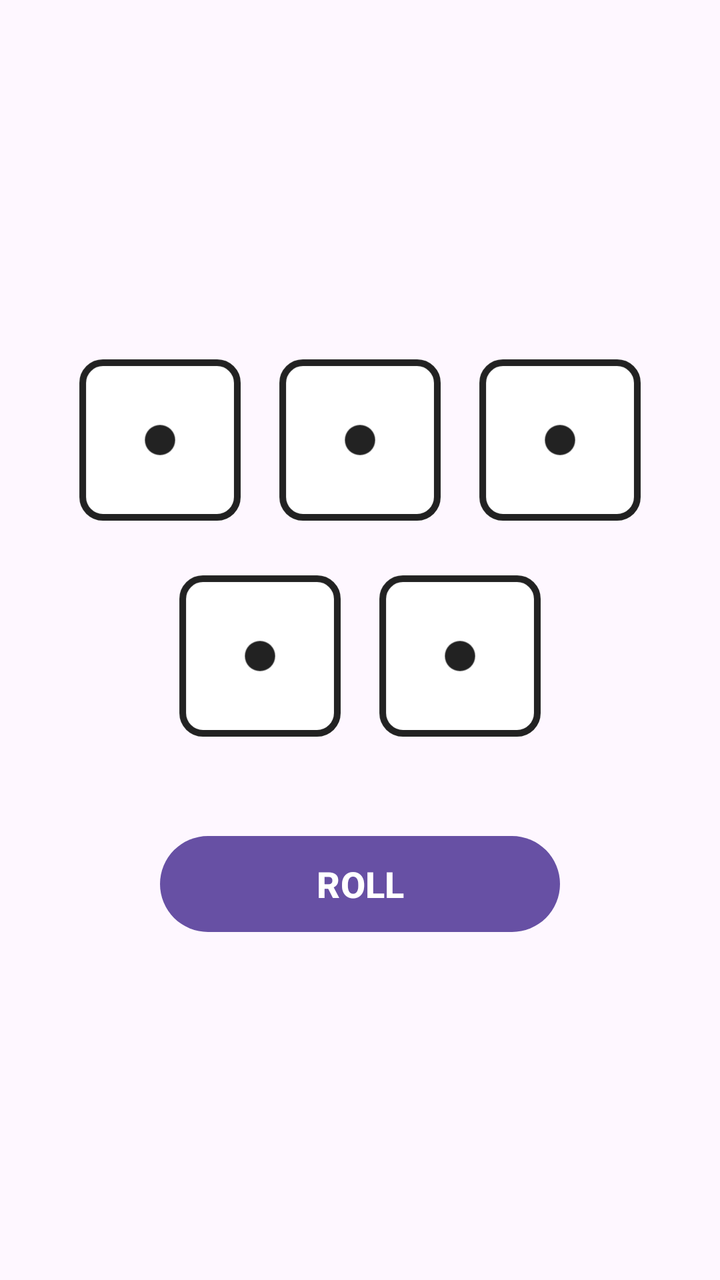
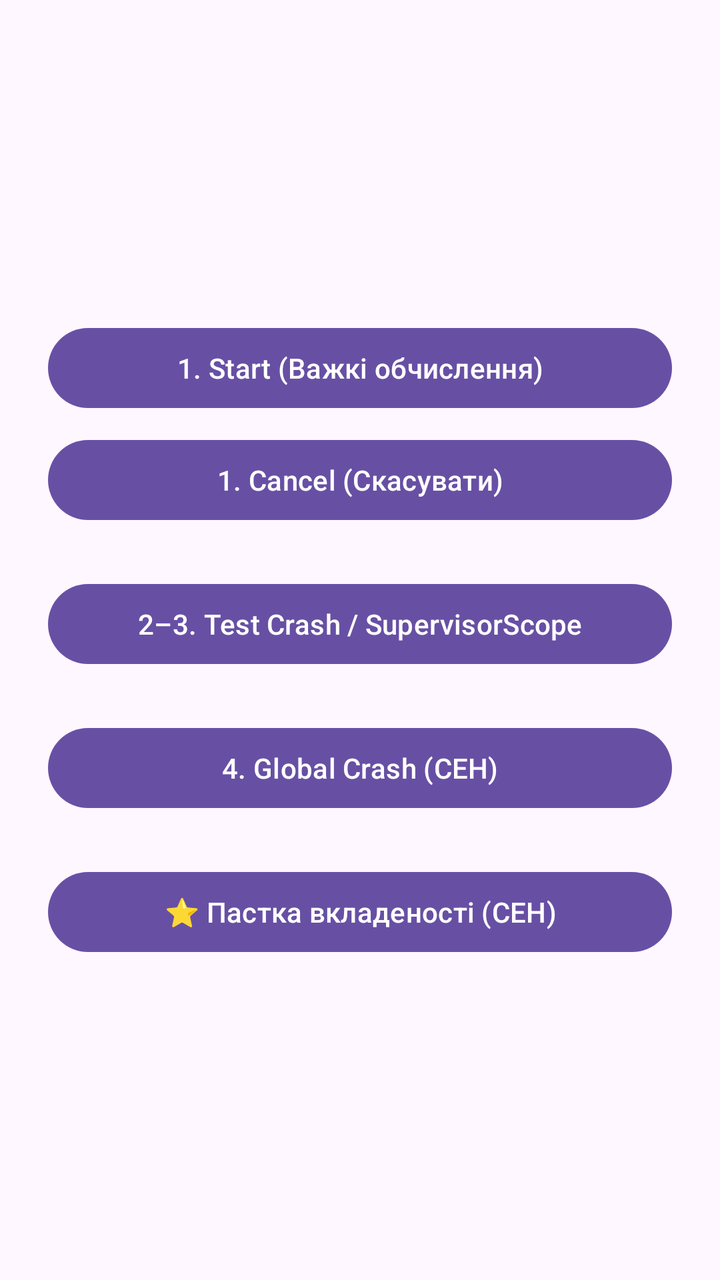

An Android layout rendered at two revisions. The XML below is the earlier revision; the diff shows what the commit changed to produce the second picture.
<!-- AndroidManifest.xml: application theme Theme.MyApplication -->
<!-- res/layout/activity_main.xml -->
<?xml version="1.0" encoding="utf-8"?>
<LinearLayout xmlns:android="http://schemas.android.com/apk/res/android"
    android:layout_width="match_parent"
    android:layout_height="match_parent"
    android:gravity="center"
    android:orientation="vertical"
    android:padding="24dp">

    <LinearLayout
        android:layout_width="wrap_content"
        android:layout_height="wrap_content"
        android:orientation="horizontal">

        <ImageView
            android:id="@+id/dice1"
            android:layout_width="84dp"
            android:layout_height="84dp"
            android:layout_margin="8dp"
            android:src="@drawable/dice_1" />

        <ImageView
            android:id="@+id/dice2"
            android:layout_width="84dp"
            android:layout_height="84dp"
            android:layout_margin="8dp"
            android:src="@drawable/dice_1" />

        <ImageView
            android:id="@+id/dice3"
            android:layout_width="84dp"
            android:layout_height="84dp"
            android:layout_margin="8dp"
            android:src="@drawable/dice_1" />
    </LinearLayout>

    <LinearLayout
        android:layout_width="wrap_content"
        android:layout_height="wrap_content"
        android:layout_marginTop="8dp"
        android:orientation="horizontal">

        <ImageView
            android:id="@+id/dice4"
            android:layout_width="84dp"
            android:layout_height="84dp"
            android:layout_margin="8dp"
            android:src="@drawable/dice_1" />

        <ImageView
            android:id="@+id/dice5"
            android:layout_width="84dp"
            android:layout_height="84dp"
            android:layout_margin="8dp"
            android:src="@drawable/dice_1" />
    </LinearLayout>

    <Button
        android:id="@+id/btnRoll"
        android:layout_width="200dp"
        android:layout_height="56dp"
        android:layout_marginTop="36dp"
        android:text="ROLL"
        android:textSize="18sp"
        android:textStyle="bold" />

</LinearLayout>
<!-- resources referenced by this layout -->
<resources>
  <!-- drawable dice_1 (drawable) -->
  <?xml version="1.0" encoding="utf-8"?>
  <vector xmlns:android="http://schemas.android.com/apk/res/android"
      android:width="100dp"
      android:height="100dp"
      android:viewportWidth="100"
      android:viewportHeight="100">
      <path
          android:fillColor="@color/dice_bg"
          android:strokeColor="@color/dice_stroke"
          android:strokeWidth="4"
          android:pathData="M16,4 L84,4 C90.6,4 96,9.4 96,16 L96,84 C96,90.6 90.6,96 84,96 L16,96 C9.4,96 4,90.6 4,84 L4,16 C4,9.4 9.4,4 16,4 Z" />
      <path
          android:fillColor="@color/dice_pip"
          android:pathData="M41,50 a9,9 0 1,0 18,0 a9,9 0 1,0 -18,0" />
  </vector>
  <style name="Theme.MyApplication" parent="Base.Theme.MyApplication" />
  <color name="dice_bg">#FFFFFFFF</color>
  <color name="dice_stroke">#FF222222</color>
  <color name="dice_pip">#FF222222</color>
  <style name="Base.Theme.MyApplication" parent="Theme.Material3.DayNight.NoActionBar">
          
          
      </style>
</resources>

<!-- the commit's change to res/layout/activity_main.xml (unified diff, before → after) -->
@@ -6,61 +6,38 @@
     android:orientation="vertical"
     android:padding="24dp">
 
-    <LinearLayout
-        android:layout_width="wrap_content"
+    <Button
+        android:id="@+id/btnStart"
+        android:layout_width="match_parent"
         android:layout_height="wrap_content"
-        android:orientation="horizontal">
+        android:text="1. Start (Важкі обчислення)" />
 
-        <ImageView
-            android:id="@+id/dice1"
-            android:layout_width="84dp"
-            android:layout_height="84dp"
-            android:layout_margin="8dp"
-            android:src="@drawable/dice_1" />
-
-        <ImageView
-            android:id="@+id/dice2"
-            android:layout_width="84dp"
-            android:layout_height="84dp"
-            android:layout_margin="8dp"
-            android:src="@drawable/dice_1" />
-
-        <ImageView
-            android:id="@+id/dice3"
-            android:layout_width="84dp"
-            android:layout_height="84dp"
-            android:layout_margin="8dp"
-            android:src="@drawable/dice_1" />
-    </LinearLayout>
-
-    <LinearLayout
-        android:layout_width="wrap_content"
+    <Button
+        android:id="@+id/btnCancel"
+        android:layout_width="match_parent"
         android:layout_height="wrap_content"
         android:layout_marginTop="8dp"
-        android:orientation="horizontal">
-
-        <ImageView
-            android:id="@+id/dice4"
-            android:layout_width="84dp"
-            android:layout_height="84dp"
-            android:layout_margin="8dp"
-            android:src="@drawable/dice_1" />
-
-        <ImageView
-            android:id="@+id/dice5"
-            android:layout_width="84dp"
-            android:layout_height="84dp"
-            android:layout_margin="8dp"
-            android:src="@drawable/dice_1" />
-    </LinearLayout>
+        android:text="1. Cancel (Скасувати)" />
 
     <Button
-        android:id="@+id/btnRoll"
-        android:layout_width="200dp"
-        android:layout_height="56dp"
-        android:layout_marginTop="36dp"
-        android:text="ROLL"
-        android:textSize="18sp"
-        android:textStyle="bold" />
+        android:id="@+id/btnTestCrash"
+        android:layout_width="match_parent"
+        android:layout_height="wrap_content"
+        android:layout_marginTop="24dp"
+        android:text="2–3. Test Crash / SupervisorScope" />
+
+    <Button
+        android:id="@+id/btnGlobalCrash"
+        android:layout_width="match_parent"
+        android:layout_height="wrap_content"
+        android:layout_marginTop="24dp"
+        android:text="4. Global Crash (CEH)" />
+
+    <Button
+        android:id="@+id/btnNestedTrap"
+        android:layout_width="match_parent"
+        android:layout_height="wrap_content"
+        android:layout_marginTop="24dp"
+        android:text="⭐ Пастка вкладеності (CEH)" />
 
 </LinearLayout>
<!-- resource entries referenced after the edit -->
@@ -1,25 +1,6 @@
 <!-- resources referenced by this layout -->
 <resources>
-  <!-- drawable dice_1 (drawable) -->
-  <?xml version="1.0" encoding="utf-8"?>
-  <vector xmlns:android="http://schemas.android.com/apk/res/android"
-      android:width="100dp"
-      android:height="100dp"
-      android:viewportWidth="100"
-      android:viewportHeight="100">
-      <path
-          android:fillColor="@color/dice_bg"
-          android:strokeColor="@color/dice_stroke"
-          android:strokeWidth="4"
-          android:pathData="M16,4 L84,4 C90.6,4 96,9.4 96,16 L96,84 C96,90.6 90.6,96 84,96 L16,96 C9.4,96 4,90.6 4,84 L4,16 C4,9.4 9.4,4 16,4 Z" />
-      <path
-          android:fillColor="@color/dice_pip"
-          android:pathData="M41,50 a9,9 0 1,0 18,0 a9,9 0 1,0 -18,0" />
-  </vector>
   <style name="Theme.MyApplication" parent="Base.Theme.MyApplication" />
-  <color name="dice_bg">#FFFFFFFF</color>
-  <color name="dice_stroke">#FF222222</color>
-  <color name="dice_pip">#FF222222</color>
   <style name="Base.Theme.MyApplication" parent="Theme.Material3.DayNight.NoActionBar">
           
           
